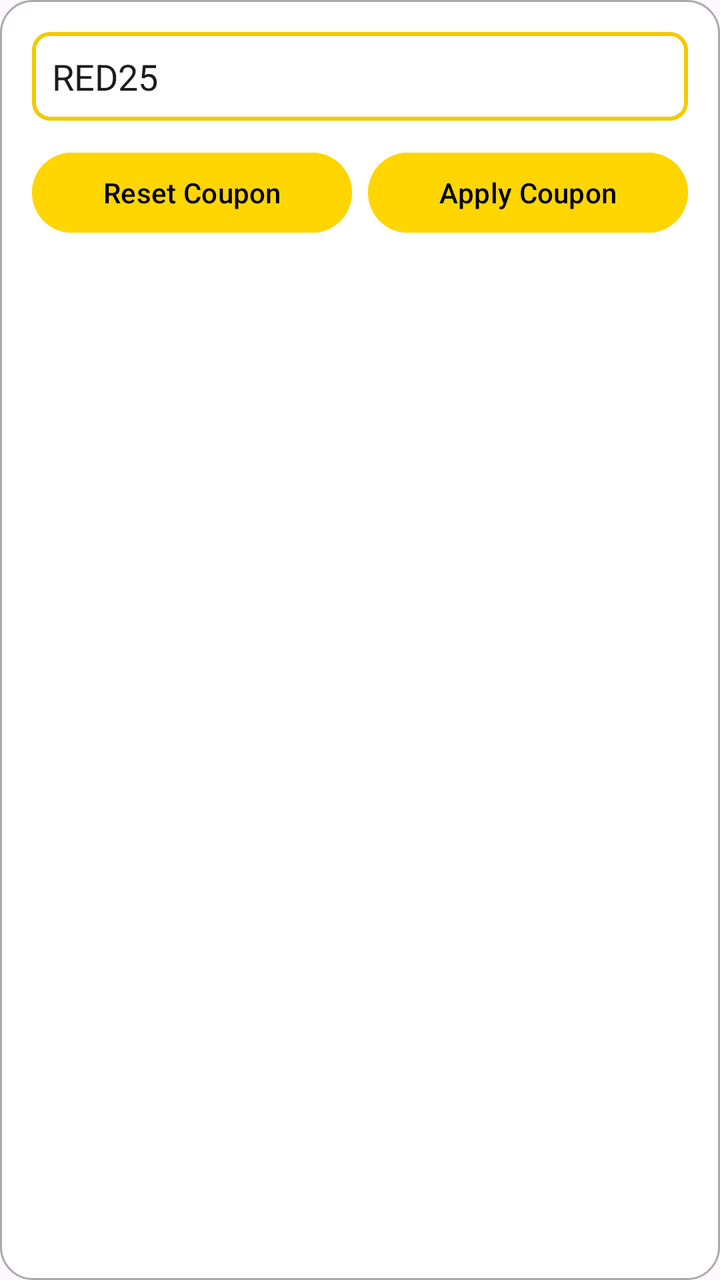
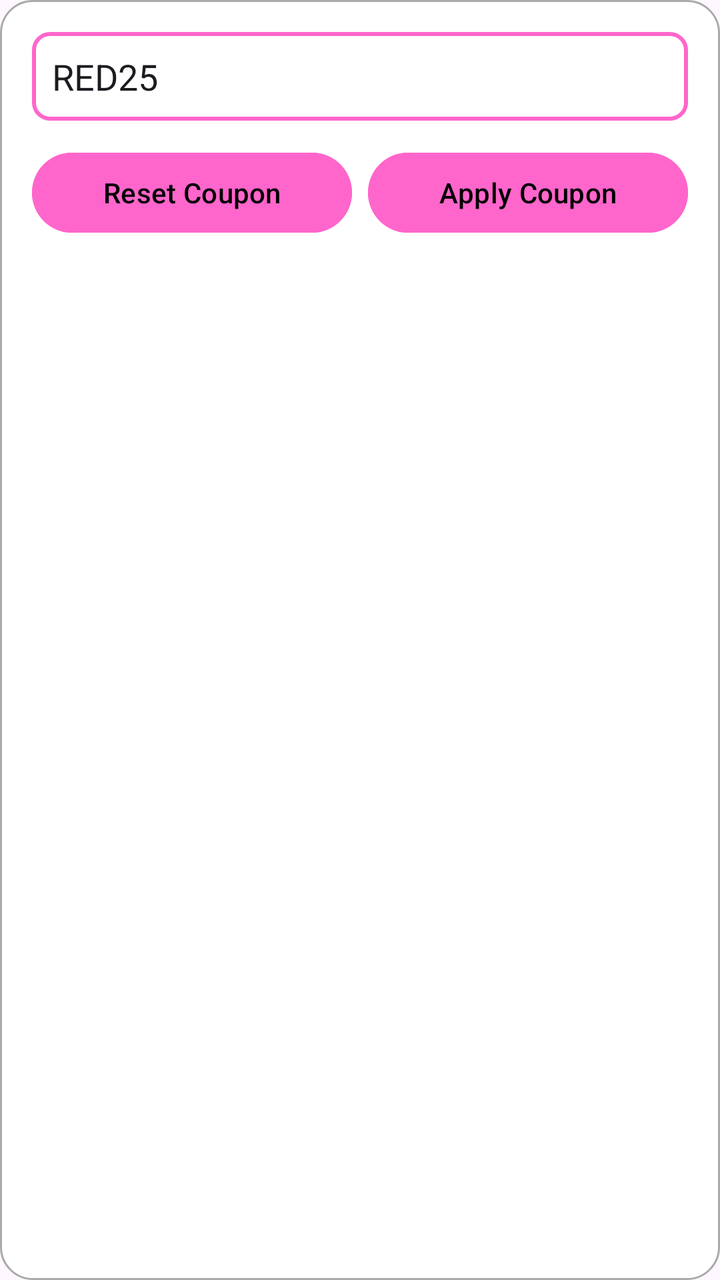

Before-and-after screenshots of an Android layout around one commit, followed by the original layout XML and the change that was made.
<!-- AndroidManifest.xml: application theme Theme.Taxibooking -->
<!-- res/layout/dialog_coupon.xml -->
<?xml version="1.0" encoding="utf-8"?>
<LinearLayout xmlns:android="http://schemas.android.com/apk/res/android"
    android:layout_width="match_parent"
    android:layout_height="wrap_content"
    android:orientation="vertical"
    android:background="@drawable/bg_dialog_round"
    android:padding="16dp"
>

    











    












    









    <EditText
        android:id="@+id/edtCoupon"
        android:layout_width="match_parent"
        android:layout_height="wrap_content"
        android:hint="Enter Coupon"
        android:text="RED25"
        android:background="@drawable/edittext_border"
        android:padding="10dp" />

    
    <LinearLayout
        android:layout_width="match_parent"
        android:layout_height="wrap_content"
        android:gravity="center"
        android:orientation="horizontal"
        android:paddingTop="12dp">

        <Button
            android:id="@+id/btnReset"
            android:layout_width="0dp"
            android:layout_height="wrap_content"
            android:layout_weight="1"
            android:backgroundTint="#FFD600"
            android:text="Reset Coupon"
            android:textColor="@android:color/black" />

        <Button
            android:id="@+id/btnApply"
            android:layout_width="0dp"
            android:layout_height="wrap_content"
            android:layout_weight="1"
            android:backgroundTint="#FFD600"
            android:text="Apply Coupon"
            android:textColor="@android:color/black"
            android:layout_marginStart="8dp"/>
    </LinearLayout>

</LinearLayout>
<!-- resources referenced by this layout -->
<resources>
  <!-- drawable bg_dialog_round (drawable) -->
  <?xml version="1.0" encoding="utf-8"?>
  <shape xmlns:android="http://schemas.android.com/apk/res/android"
      android:shape="rectangle">
  
      
      <solid android:color="@android:color/white" />
  
      
      <corners android:radius="16dp" />
  
      
      <padding
          android:bottom="8dp"
          android:left="8dp"
          android:right="8dp"
          android:top="8dp" />
  
      
      <stroke
          android:width="1dp"
          android:color="@android:color/darker_gray" />
  
  </shape>
  <!-- drawable edittext_border (drawable) -->
  <?xml version="1.0" encoding="utf-8"?>
  <shape xmlns:android="http://schemas.android.com/apk/res/android"
      android:shape="rectangle">
  
      
      <solid android:color="@android:color/white" />
  
      
      <stroke
          android:width="2dp"
          android:color="#F2CB02" /> 
  
      
      <corners android:radius="8dp" />
  
      
      <padding
          android:left="8dp"
          android:top="8dp"
          android:right="8dp"
          android:bottom="8dp" />
  </shape>
  <style name="Theme.Taxibooking" parent="Base.Theme.Taxibooking" />
  <style name="Base.Theme.Taxibooking" parent="Theme.Material3.DayNight.NoActionBar">
          
          
      </style>
</resources>

<!-- the commit's change to res/layout/dialog_coupon.xml (unified diff, before → after) -->
@@ -64,7 +64,7 @@
             android:layout_width="0dp"
             android:layout_height="wrap_content"
             android:layout_weight="1"
-            android:backgroundTint="#FFD600"
+            android:backgroundTint="@color/pink"
             android:text="Reset Coupon"
             android:textColor="@android:color/black" />
 
@@ -73,7 +73,7 @@
             android:layout_width="0dp"
             android:layout_height="wrap_content"
             android:layout_weight="1"
-            android:backgroundTint="#FFD600"
+            android:backgroundTint="@color/pink"
             android:text="Apply Coupon"
             android:textColor="@android:color/black"
             android:layout_marginStart="8dp"/>
<!-- resource entries referenced after the edit -->
@@ -1,5 +1,9 @@
 <!-- resources referenced by this layout -->
 <resources>
+  <color name="pink">#FF66CC</color>
+  
+  
+      #F2CB02
   <!-- drawable bg_dialog_round (drawable) -->
   <?xml version="1.0" encoding="utf-8"?>
   <shape xmlns:android="http://schemas.android.com/apk/res/android"
@@ -35,7 +39,7 @@
       
       <stroke
           android:width="2dp"
-          android:color="#F2CB02" /> 
+          android:color="@color/pink" /> 
   
       
       <corners android:radius="8dp" />
